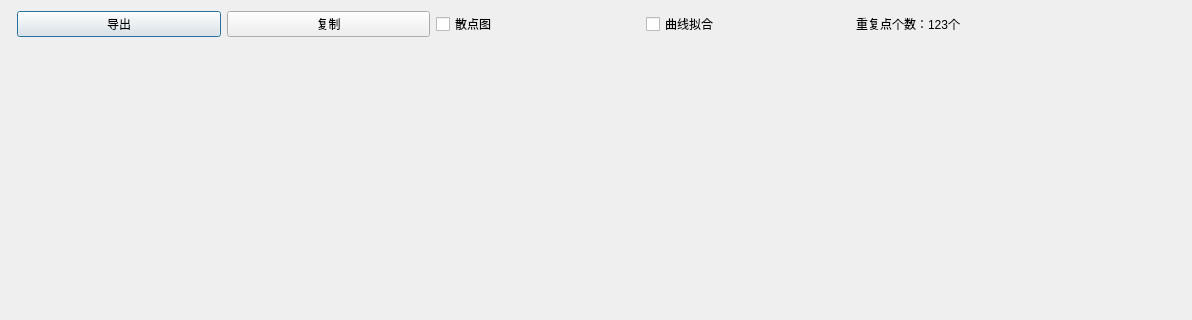
Before: the Qt Designer form IMDAP/chartviewdialog.ui in suxj22/IMDAP, drawn with Qt 5; both pictures show x 0 to 1192 and y 0 to 320 of the 1280 by 720 pixel window.
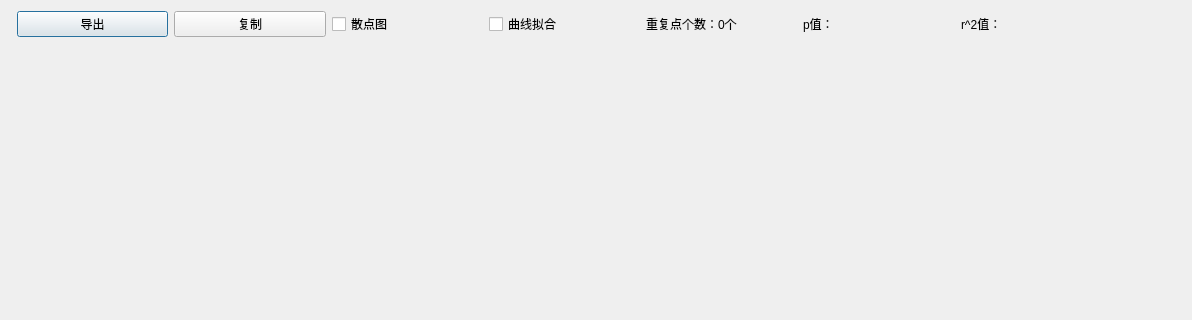
After: the same form once the commit is applied.

Patch:
```diff
--- a/IMDAP/chartviewdialog.ui
+++ b/IMDAP/chartviewdialog.ui
@@ -47,7 +47,21 @@
      <item>
       <widget class="QLabel" name="numOfDuplicatePointsLabel">
        <property name="text">
-        <string>重复点个数：123个</string>
+        <string>重复点个数：0个</string>
+       </property>
+      </widget>
+     </item>
+     <item>
+      <widget class="QLabel" name="pValueLabel">
+       <property name="text">
+        <string>p值：</string>
+       </property>
+      </widget>
+     </item>
+     <item>
+      <widget class="QLabel" name="r2ValueLabel">
+       <property name="text">
+        <string>r^2值：</string>
        </property>
       </widget>
      </item>
```
Left out of the diff: 7 changed lines with no effect on the pictures.
